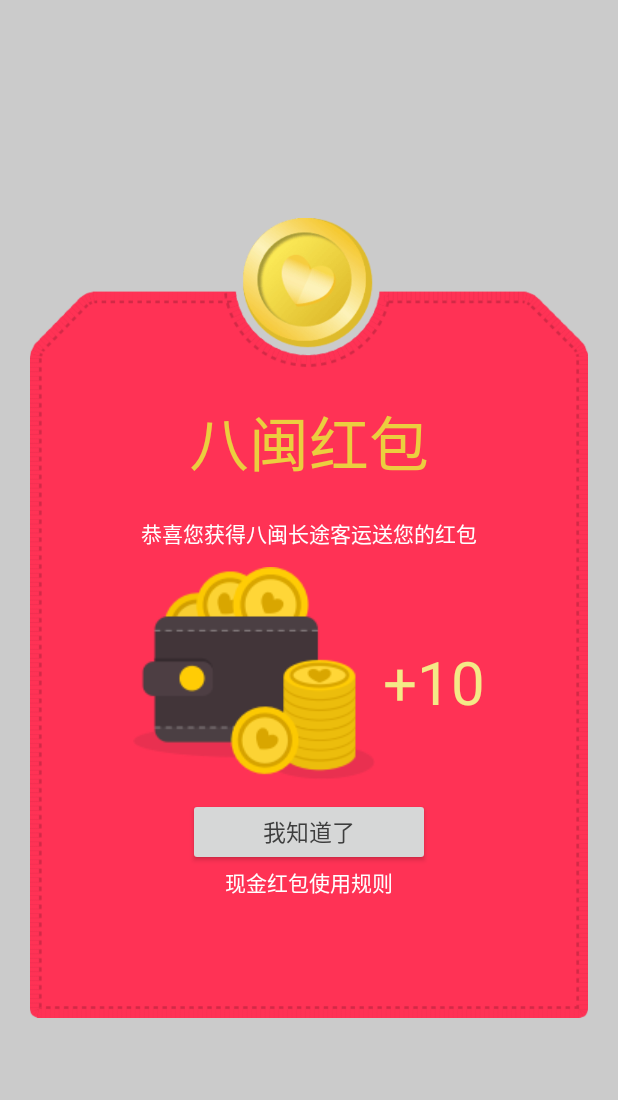
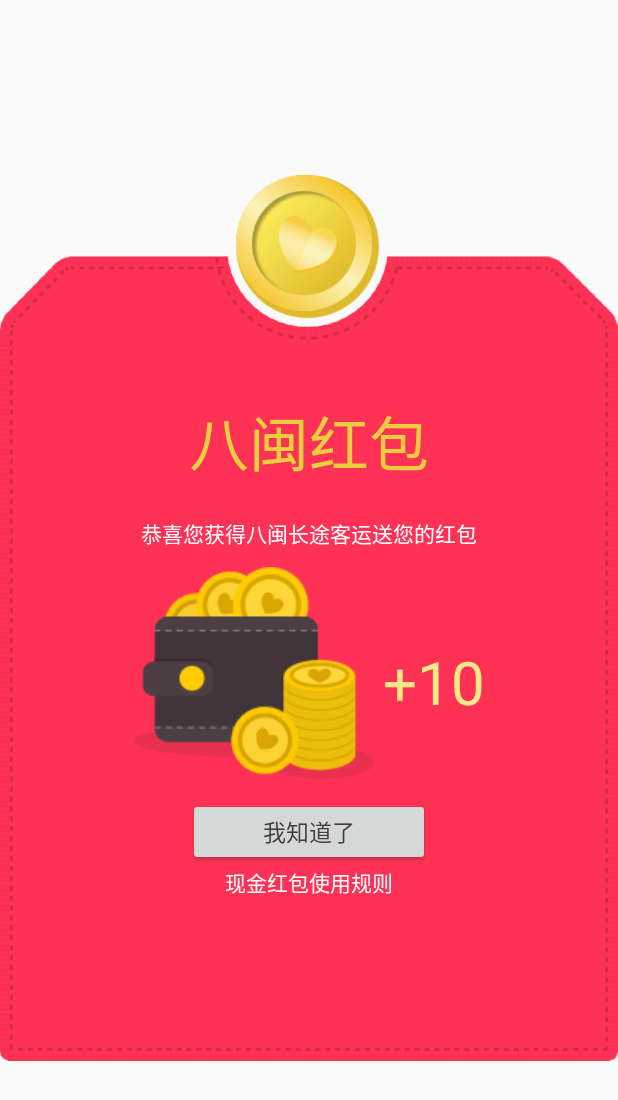
Before and after one commit to aitonjiaotong/AiTon_BaMin_Everything_2016-3-2am, an Android app: the layout dialog_red_packet.xml on its own in the app's theme, with its tools: preview values and no code run, on a phone screen of 412 x 824 dp. Shown: the top 1100 px of the screen. Run offline under Robolectric (Android 15) with nearby library versions, the phone set to English and light mode, and no system bars.

Commit message:
2016年3月1日12:39:10

```diff
--- a/八闽出行/src/main/res/layout/dialog_red_packet.xml
+++ b/八闽出行/src/main/res/layout/dialog_red_packet.xml
@@ -1,18 +1,17 @@
 <?xml version="1.0" encoding="utf-8"?>
-<FrameLayout xmlns:android="http://schemas.android.com/apk/res/android"
+<RelativeLayout xmlns:android="http://schemas.android.com/apk/res/android"
                 android:layout_width="wrap_content"
-    android:layout_height="wrap_content"
-    android:background="#30000000"
-    android:paddingBottom="60dp"
-    android:paddingLeft="20dp"
-    android:paddingRight="20dp"
-    android:paddingTop="60dp">
+                android:layout_height="wrap_content">
+
+    <FrameLayout
+        android:layout_width="wrap_content"
+        android:layout_height="wrap_content">
 
         <ImageView
             android:layout_width="wrap_content"
             android:layout_height="wrap_content"
             android:scaleType="fitCenter"
-        android:src="@mipmap/reward" />
+            android:src="@mipmap/reward"/>
 
         <LinearLayout
             android:layout_width="match_parent"
@@ -25,11 +24,11 @@
                 android:layout_width="wrap_content"
                 android:layout_height="wrap_content"
                 android:layout_centerHorizontal="true"
+                android:layout_gravity="center_horizontal"
+                android:layout_marginTop="40dp"
                 android:text="八闽红包"
-            android:layout_marginTop="40dp"
                 android:textColor="#ebce3f"
-            android:textSize="40sp"
-            android:layout_gravity="center_horizontal" />
+                android:textSize="40sp"/>
 
             <TextView
                 android:id="@+id/tv_tip"
@@ -40,21 +39,21 @@
                 android:layout_gravity="center_horizontal"
                 android:layout_marginTop="20dp"
                 android:text="恭喜您获得八闽长途客运送您的红包"
-            android:textColor="#ffffff" />
+                android:textColor="#ffffff"/>
 
             <LinearLayout
                 android:layout_width="wrap_content"
                 android:layout_height="wrap_content"
                 android:layout_below="@+id/tv_tip"
-            android:padding="12dp"
                 android:layout_gravity="center_horizontal"
-            android:orientation="horizontal">
+                android:orientation="horizontal"
+                android:padding="12dp">
 
                 <ImageView
                     android:id="@+id/im_money"
                     android:layout_width="wrap_content"
                     android:layout_height="wrap_content"
-                android:src="@mipmap/reward_money" />
+                    android:src="@mipmap/reward_money"/>
 
                 <TextView
                     android:id="@+id/tv_money"
@@ -65,7 +64,7 @@
                     android:layout_marginTop="5dp"
                     android:text="+10"
                     android:textColor="#f4e987"
-                android:textSize="40sp" />
+                    android:textSize="40sp"/>
             </LinearLayout>
 
             <Button
@@ -77,15 +76,17 @@
                 android:paddingRight="50dp"
                 android:text="我知道了"
                 android:textColor="#ff3d3d3d"
-            android:textSize="15sp" />
+                android:textSize="15sp"/>
+
             <TextView
                 android:id="@+id/tv_rule"
                 android:layout_width="wrap_content"
                 android:layout_height="wrap_content"
                 android:layout_gravity="center_horizontal"
-            android:textColor="#FFFFFF"
-            android:text="现金红包使用规则"/>
+                android:text="现金红包使用规则"
+                android:textColor="#FFFFFF"/>
 
         </LinearLayout>
+    </FrameLayout>
 
-</FrameLayout>
+</RelativeLayout>
```
Also changed, not shown: 八闽出行/src/main/java/com/example/zjb/bamin/fragment/BannerFragment.java (+34 -7 lines), 八闽出行/src/main/java/com/example/zjb/bamin/fragment/Fragment01.java (+2 -37 lines), 八闽出行/src/main/java/com/example/zjb/bamin/models/about_banner/BannerInfo.java (+25 -0 lines), 八闽出行/src/main/java/com/example/zjb/bamin/models/about_redpacket/RedPacket.java (added, +96 -0 lines), 1 other file. Lines whose indentation alone changed are shown as unchanged.
